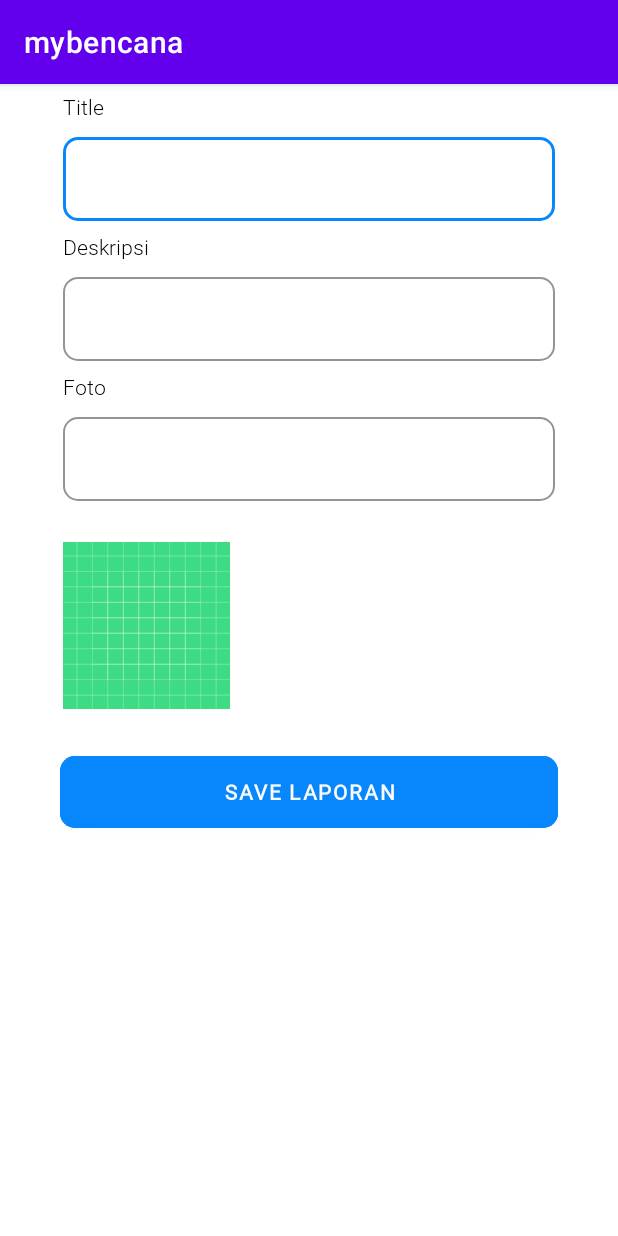
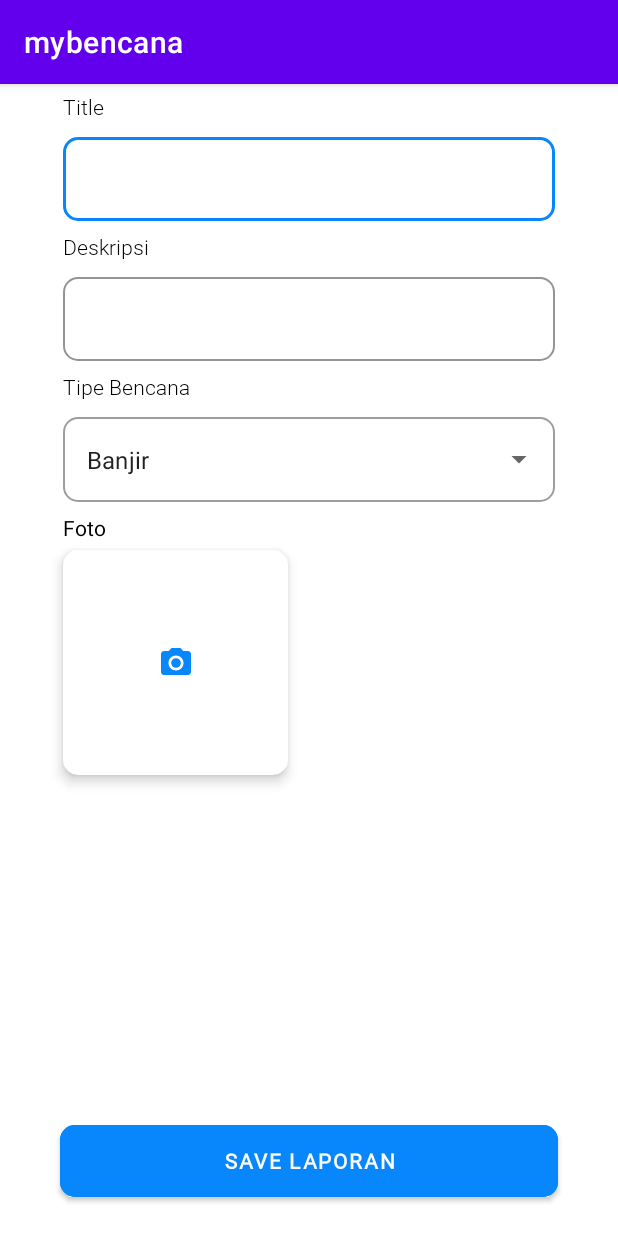
Before and after one commit to bismastr/mybencana, an Android app: the LaporActivity screen opened directly, with no data from a screen before it, on a phone screen of 412 x 824 dp. Run offline under Robolectric (Android 15) with nearby library versions, the phone set to English and light mode, and no system bars; our stand-ins replace Firebase (no records; nobody signed in at launch, a user with empty details on screens opened directly); Roboto replaces fonts that are not available here; 2 statements that could not run were skipped.

Commit message:
change UI

```diff
--- a/app/src/main/java/com/bismastr/mybencana/DetailActivity.kt
+++ b/app/src/main/java/com/bismastr/mybencana/DetailActivity.kt
@@ -1,9 +1,8 @@
 package com.bismastr.mybencana
 
-import android.content.ContentValues.TAG
-import androidx.appcompat.app.AppCompatActivity
 import android.os.Bundle
 import android.util.Log
+import androidx.appcompat.app.AppCompatActivity
 import com.bismastr.mybencana.databinding.ActivityDetailBinding
 import com.bumptech.glide.Glide
 import com.google.firebase.firestore.ktx.firestore
@@ -55,7 +54,7 @@ class DetailActivity : AppCompatActivity() {
             .addOnSuccessListener {
                 Glide.with(applicationContext)
                     .load(localFile)
-                    .fitCenter()
+                    .centerCrop()
                     .into(binding.imgGambarLaporan)
             }
 
--- a/app/src/main/java/com/bismastr/mybencana/LaporActivity.kt
+++ b/app/src/main/java/com/bismastr/mybencana/LaporActivity.kt
@@ -6,6 +6,7 @@ import android.graphics.Bitmap
 import android.os.Bundle
 import android.provider.MediaStore
 import android.text.TextUtils
+import android.widget.ArrayAdapter
 import android.widget.Toast
 import androidx.appcompat.app.AppCompatActivity
 import com.bismastr.mybencana.databinding.ActivityLaporBinding
@@ -28,7 +29,7 @@ class LaporActivity : AppCompatActivity() {
         binding = ActivityLaporBinding.inflate(layoutInflater)
         val view = binding.root
         setContentView(view)
-
+        dropDownBencana()
         binding.btnLaporan.setOnClickListener {
             saveLaporan()
         }
@@ -41,13 +42,20 @@ class LaporActivity : AppCompatActivity() {
         }
     }
 
-    private fun uploadFirebase(deskripsi: String, title: String,lat: String, long: String) {
+    private fun dropDownBencana(){
+        val bencanaDropdown = resources.getStringArray(R.array.bencana)
+        val arrayAdapterView = ArrayAdapter(applicationContext, R.layout.dropdown_item, bencanaDropdown)
+        binding.autoCompleteTextView.setAdapter(arrayAdapterView)
+    }
+
+    private fun uploadFirebase(deskripsi: String, title: String,lat: String, long: String, tipeBencana: String) {
         uploadPhoto(imageBitmap)
         val db = FirebaseFirestore.getInstance()
         val laporan: MutableMap<String, Any> = HashMap()
         laporan["deskripsi"] = deskripsi
         laporan["title"] = title
         laporan["foto"] = photoReference
+        laporan["tipeBencana"] = tipeBencana
         laporan["latitude"] = lat
         laporan["longitude"] = long
 
@@ -131,7 +139,8 @@ class LaporActivity : AppCompatActivity() {
             else -> {
                 val title: String = binding.etTitle.text.toString()
                 val deskripsi: String = binding.etDeskripsi.text.toString()
-                uploadFirebase(deskripsi,title, currentLat, currentLong)
+                val tipeBencana: String = binding.autoCompleteTextView.text.toString()
+                uploadFirebase(deskripsi,title, currentLat, currentLong, tipeBencana)
 
             }
         }
--- a/app/src/main/java/com/bismastr/mybencana/RegisterActivity.kt
+++ b/app/src/main/java/com/bismastr/mybencana/RegisterActivity.kt
@@ -18,7 +18,7 @@ class RegisterActivity : AppCompatActivity() {
         binding = ActivityRegisterBinding.inflate(layoutInflater)
         val view = binding.root
         setContentView(view)
-
+        supportActionBar?.hide()
         binding.btnRegister.setOnClickListener {
             registerHelper()
         }
--- a/app/src/main/java/com/bismastr/mybencana/SplashActivity.kt
+++ b/app/src/main/java/com/bismastr/mybencana/SplashActivity.kt
@@ -17,7 +17,7 @@ class SplashActivity : AppCompatActivity() {
     override fun onCreate(savedInstanceState: Bundle?) {
         super.onCreate(savedInstanceState)
         setContentView(R.layout.activity_splash)
-
+        supportActionBar?.hide()
         Handler(mainLooper).postDelayed({
             auth = Firebase.auth
             val currentUser = auth.currentUser
--- /dev/null
+++ b/app/src/main/res/drawable/ic_baseline_camera_alt_24.xml
@@ -0,0 +1,6 @@
+<vector android:height="24dp" android:tint="#0887FC"
+    android:viewportHeight="24" android:viewportWidth="24"
+    android:width="24dp" xmlns:android="http://schemas.android.com/apk/res/android">
+    <path android:fillColor="@android:color/white" android:pathData="M12,12m-3.2,0a3.2,3.2 0,1 1,6.4 0a3.2,3.2 0,1 1,-6.4 0"/>
+    <path android:fillColor="@android:color/white" android:pathData="M9,2L7.17,4L4,4c-1.1,0 -2,0.9 -2,2v12c0,1.1 0.9,2 2,2h16c1.1,0 2,-0.9 2,-2L22,6c0,-1.1 -0.9,-2 -2,-2h-3.17L15,2L9,2zM12,17c-2.76,0 -5,-2.24 -5,-5s2.24,-5 5,-5 5,2.24 5,5 -2.24,5 -5,5z"/>
+</vector>
--- a/app/src/main/res/layout/activity_lapor.xml
+++ b/app/src/main/res/layout/activity_lapor.xml
@@ -85,22 +85,22 @@
     </com.google.android.material.textfield.TextInputLayout>
 
     <TextView
-        android:id="@+id/tv_lokasi"
+        android:id="@+id/tv_bencana"
         android:layout_width="wrap_content"
         android:layout_height="wrap_content"
         android:layout_below="@+id/tip_deskripsi"
         android:layout_marginStart="42dp"
         android:layout_marginTop="7dp"
         android:fontFamily="@font/roboto_light"
-        android:text="Foto"
+        android:text="Tipe Bencana"
         android:textColor="@color/black" />
 
     <com.google.android.material.textfield.TextInputLayout
         android:id="@+id/tip_foto"
-        style="@style/Widget.MaterialComponents.TextInputLayout.OutlinedBox"
-        android:layout_width="wrap_content"
+        style="@style/Widget.MaterialComponents.TextInputLayout.OutlinedBox.ExposedDropdownMenu"
+        android:layout_width="328dp"
         android:layout_height="wrap_content"
-        android:layout_below="@+id/tv_lokasi"
+        android:layout_below="@+id/tv_bencana"
         android:layout_centerHorizontal="true"
         android:layout_marginStart="20dp"
         android:layout_marginTop="5dp"
@@ -109,28 +109,24 @@
         app:boxCornerRadiusBottomStart="10dp"
         app:boxCornerRadiusTopEnd="10dp"
         app:boxCornerRadiusTopStart="10dp"
-        app:boxStrokeColor="@color/secondaryColor"
         app:boxStrokeWidth="1dp">
 
-        <com.google.android.material.textfield.TextInputEditText
-            android:id="@+id/et_foto"
-            android:layout_width="328dp"
-            android:layout_height="wrap_content"
-            android:layout_gravity="center_horizontal"
-            android:fontFamily="@font/montserrat_light"
-            android:inputType="text"
-            android:maxLines="1"
-            android:textColor="@color/black" />
+       <AutoCompleteTextView
+           android:id="@+id/autoCompleteTextView"
+           android:layout_width="match_parent"
+           android:layout_height="wrap_content"
+           android:inputType="none"
+           android:text="Banjir"/>
     </com.google.android.material.textfield.TextInputLayout>
 
     <com.google.android.material.button.MaterialButton
         android:id="@+id/btn_laporan"
         android:layout_width="match_parent"
         android:layout_height="60dp"
-        android:layout_below="@+id/img_gambar"
+        android:layout_alignParentBottom="true"
         android:layout_marginStart="40dp"
-        android:layout_marginTop="25dp"
         android:layout_marginEnd="40dp"
+        android:layout_marginBottom="20dp"
         android:backgroundTint="@color/secondaryColor"
         android:fontFamily="@font/roboto"
         android:text="SAVE LAPORAN"
@@ -138,14 +134,35 @@
         android:textStyle="bold"
         app:cornerRadius="10dp" />
 
-    <androidx.constraintlayout.utils.widget.ImageFilterView
-        android:id="@+id/img_gambar"
-        android:layout_width="50pt"
-        android:layout_height="50pt"
+    <TextView
+        android:id="@+id/tv_foto"
+        android:layout_width="wrap_content"
+        android:layout_height="wrap_content"
         android:layout_below="@+id/tip_foto"
+        android:layout_marginStart="42dp"
+        android:layout_marginTop="7dp"
+        android:textColor="@color/black"
+        android:text="Foto" />
+
+    <androidx.cardview.widget.CardView
+        android:layout_width="150dp"
+        android:layout_height="150dp"
+        android:layout_below="@+id/tv_foto"
         android:layout_alignStart="@+id/tip_foto"
-        android:layout_marginTop="27dp"
-        android:src="@drawable/ic_launcher_background">
+        android:layout_marginStart="0dp"
+        android:layout_marginTop="5dp"
+        app:cardCornerRadius="10dp"
+        app:cardElevation="5dp"
+        app:cardPreventCornerOverlap="true">
 
-    </androidx.constraintlayout.utils.widget.ImageFilterView>
+        <ImageView
+            android:id="@+id/img_gambar"
+            android:layout_width="match_parent"
+            android:layout_height="match_parent"
+            android:adjustViewBounds="true"
+            android:scaleType="centerInside"
+            android:layout_gravity="center"
+            android:src="@drawable/ic_baseline_camera_alt_24" />
+    </androidx.cardview.widget.CardView>
+
 </RelativeLayout>
--- a/app/src/main/res/layout/activity_login.xml
+++ b/app/src/main/res/layout/activity_login.xml
@@ -15,7 +15,7 @@
         android:layout_marginStart="42dp"
         android:layout_marginTop="82dp"
         android:fontFamily="@font/roboto"
-        android:text="Ride Better"
+        android:text="Help Others"
         android:textColor="@color/black"
         android:textSize="42sp" />
 
@@ -34,7 +34,7 @@
         android:layout_marginStart="42dp"
         android:layout_marginTop="8dp"
         android:fontFamily="@font/roboto_light"
-        android:text="Join Our Community"
+        android:text="Public Disaster Report "
         android:textColor="@color/black"
         android:textSize="13sp" />
 
--- a/app/src/main/res/layout/activity_register.xml
+++ b/app/src/main/res/layout/activity_register.xml
@@ -66,7 +66,7 @@
             android:layout_marginStart="42dp"
             android:layout_marginTop="7dp"
             android:fontFamily="@font/roboto_light"
-            android:text="Username"
+            android:text="Email"
             android:textColor="@color/black" />
 
         <com.google.android.material.textfield.TextInputLayout
--- a/app/src/main/res/values/strings.xml
+++ b/app/src/main/res/values/strings.xml
@@ -1,4 +1,14 @@
 <resources>
     <string name="app_name">mybencana</string>
     <string name="title_activity_maps">MapsActivity</string>
+    <string-array name="bencana">
+        <item>Gempa Bumi</item>
+        <item>Banjir</item>
+        <item>Longsor</item>
+        <item>Angin Topan</item>
+    </string-array>
+    <string name="title_activity_main">MainActivity</string>
+    <string name="title_home">Home</string>
+    <string name="title_dashboard">Dashboard</string>
+    <string name="title_notifications">Notifications</string>
 </resources>
```
Also changed, not shown: app/src/main/AndroidManifest.xml (+8 -4 lines), app/src/main/res/drawable/ic_dashboard_black_24dp.xml (added, +9 -0 lines), app/src/main/res/drawable/ic_home_black_24dp.xml (added, +9 -0 lines), app/src/main/res/drawable/ic_notifications_black_24dp.xml (added, +9 -0 lines), app/src/main/res/layout/activity_splash.xml (+11 -1 lines), app/src/main/res/layout/dropdown_item.xml (added, +8 -0 lines), app/src/main/res/menu/bottom_nav_menu.xml (added, +19 -0 lines), app/src/main/res/drawable-v24/ic_marker.png (added), app/src/main/res/drawable-v24/logo_lacana.png (added).
